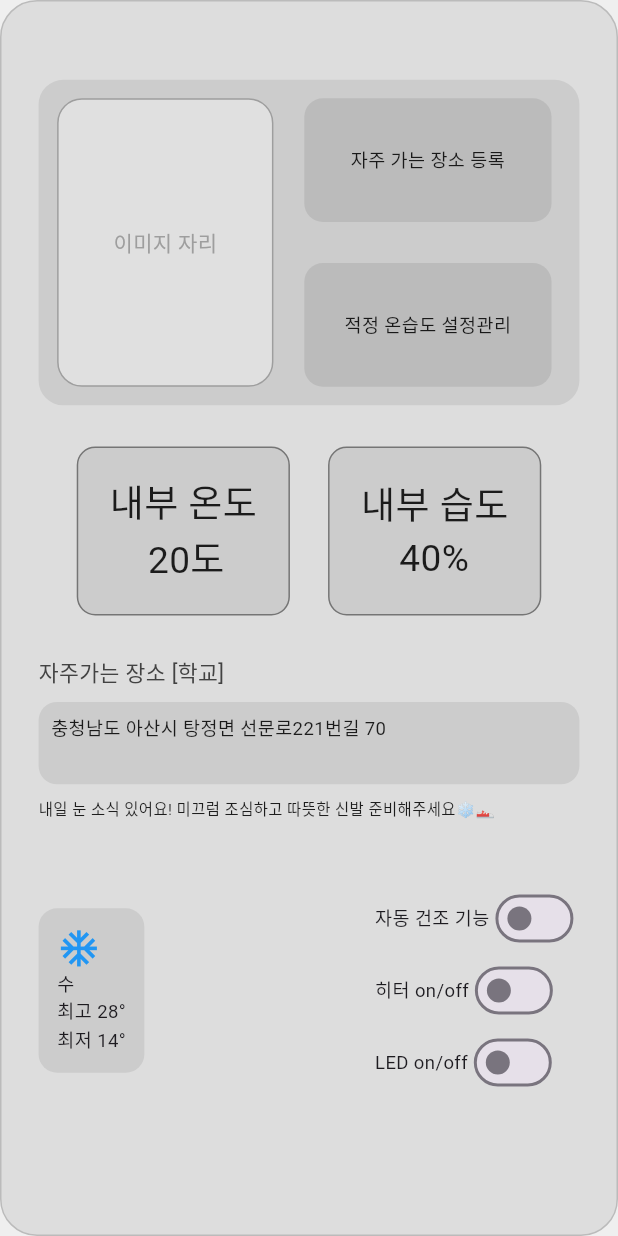
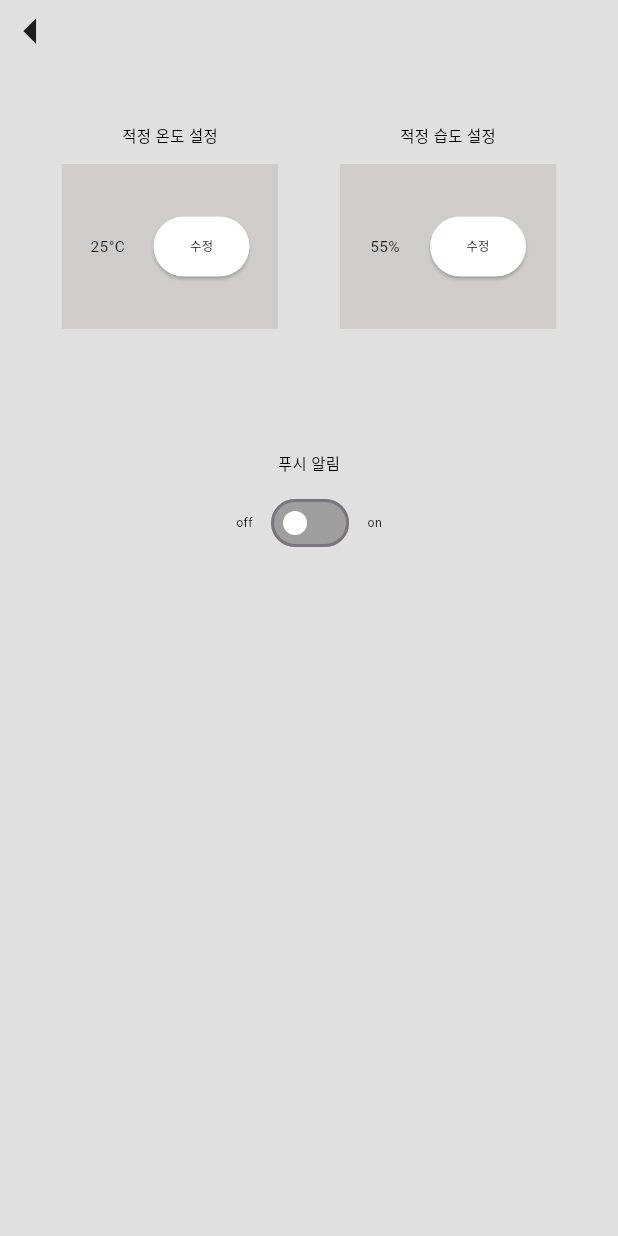
Before and after one commit to kimhyerim0000/my_app, a Flutter app: the screen it shows after launch, after a tap on "적정 온습도 설정관리", on a phone screen of 412 x 824 dp. Run offline on Flutter 3.47's test engine with Material 3 defaults, Android fonts, the phone set to English and light mode, and no system bars.

Commit message:
ui3_screen.dart 완 할것)ui2, ui3에서 변경한 변수값을 main.dart의 값이 변경되도록록

```diff
--- a/lib/main.dart
+++ b/lib/main.dart
@@ -1,6 +1,7 @@
 // ✅ Smart Shoe Cabinet UI (모듈화 완료 + 상단 회색 박스 클래스 적용)
 import 'package:flutter/material.dart';
 import 'ui2_screen.dart'; // ✅ UI_2 화면 import
+import 'ui3_screen.dart';
 
 void main() {
   runApp(const SmartUIApp());
@@ -142,6 +143,12 @@ class SideButton extends StatelessWidget {
           Navigator.push(
             context,
             MaterialPageRoute(builder: (context) => const UI2Screen()),
+          );
+        }
+        if (label == "적정 온습도 설정관리") {
+          Navigator.push(
+            context,
+            MaterialPageRoute(builder: (context) => const UI3Screen()),
           );
         }
       },
--- /dev/null
+++ b/lib/ui3_screen.dart
@@ -0,0 +1,150 @@
+import 'package:flutter/material.dart';
+
+class UI3Screen extends StatefulWidget {
+  const UI3Screen({super.key});
+
+  @override
+  State<UI3Screen> createState() => _UI3ScreenState();
+}
+
+class _UI3ScreenState extends State<UI3Screen> {
+  double tempValue = 25.0;
+  double humidityValue = 55.0;
+  bool pushEnabled = false;
+
+  @override
+  Widget build(BuildContext context) {
+    final size = MediaQuery.of(context).size;
+    final scaleW = size.width / 200;
+    final scaleH = size.height / 300;
+
+    return Scaffold(
+      backgroundColor: const Color(0xFFE0E0E0),
+      body: Center(
+        child: Container(
+          width: 200 * scaleW,
+          height: 300 * scaleH,
+          child: Stack(
+            children: [
+              // 뒤로가기 아이콘 (삼각형)
+              Align(
+                  alignment: Alignment.topLeft,
+                  child: GestureDetector(
+                    onTap: () {
+                      Navigator.pop(context);
+                    },
+                    child: Icon(
+                      Icons.arrow_left,
+                      size: 20 * scaleW,
+                      color: Colors.black87,
+                    ),
+                  ),
+                ),
+
+              // 내용
+              Positioned.fill(
+                top: 30 * scaleH,
+                child: Column(
+                  children: [
+                    Row(
+                      mainAxisAlignment: MainAxisAlignment.spaceEvenly,
+                      children: [
+                        _settingBox(
+                          scaleW,
+                          scaleH,
+                          title: "적정 온도 설정",
+                          value: "${tempValue.toInt()}°C",
+                          onEdit: () {
+                            setState(() {
+                              tempValue += 1;
+                            });
+                          },
+                        ),
+                        _settingBox(
+                          scaleW,
+                          scaleH,
+                          title: "적정 습도 설정",
+                          value: "${humidityValue.toInt()}%",
+                          onEdit: () {
+                            setState(() {
+                              humidityValue += 1;
+                            });
+                          },
+                        ),
+                      ],
+                    ),
+                    SizedBox(height: 30 * scaleH),
+                    Text(
+                      "푸시 알림",
+                      style: TextStyle(
+                        fontSize: 5 * scaleW,
+                        color: Colors.black,
+                      ),
+                    ),
+                    SizedBox(height: 4 * scaleH),
+                    Row(
+                      mainAxisAlignment: MainAxisAlignment.center,
+                      children: [
+                        Text("off", style: TextStyle(fontSize: 4 * scaleW)),
+                        SizedBox(width: 4 * scaleW),
+                        Switch(
+                          value: pushEnabled,
+                          onChanged: (val) {
+                            setState(() {
+                              pushEnabled = val;
+                            });
+                          },
+                          activeColor: Colors.white,
+                          activeTrackColor: Colors.grey,
+                          inactiveThumbColor: Colors.white,
+                          inactiveTrackColor: Colors.grey,
+                          materialTapTargetSize: MaterialTapTargetSize.shrinkWrap,
+                        ),
+                        SizedBox(width: 4 * scaleW),
+                        Text("on", style: TextStyle(fontSize: 4 * scaleW)),
+                      ],
+                    ),
+                  ],
+                ),
+              )
+            ],
+          ),
+        ),
+      ),
+    );
+  }
+
+  Widget _settingBox(double scaleW, double scaleH,
+      {required String title,
+      required String value,
+      required VoidCallback onEdit}) {
+    return Column(
+      children: [
+        Text(title,
+            style: TextStyle(fontSize: 5 * scaleW, color: Colors.black)),
+        SizedBox(height: 4 * scaleH),
+        Container(
+          width: 70 * scaleW,
+          height: 40 * scaleH,
+          color: const Color(0xFFD0CCCC),
+          child: Row(
+            mainAxisAlignment: MainAxisAlignment.spaceEvenly,
+            children: [
+              Text(value, style: TextStyle(fontSize: 5 * scaleW)),
+              ElevatedButton(
+                onPressed: onEdit,
+                style: ElevatedButton.styleFrom(
+                  backgroundColor: Colors.white,
+                  padding: EdgeInsets.symmetric(horizontal: 6 * scaleW),
+                ),
+                child: Text("수정",
+                    style: TextStyle(
+                        color: Colors.black, fontSize: 4 * scaleW)),
+              )
+            ],
+          ),
+        ),
+      ],
+    );
+  }
+}
```
